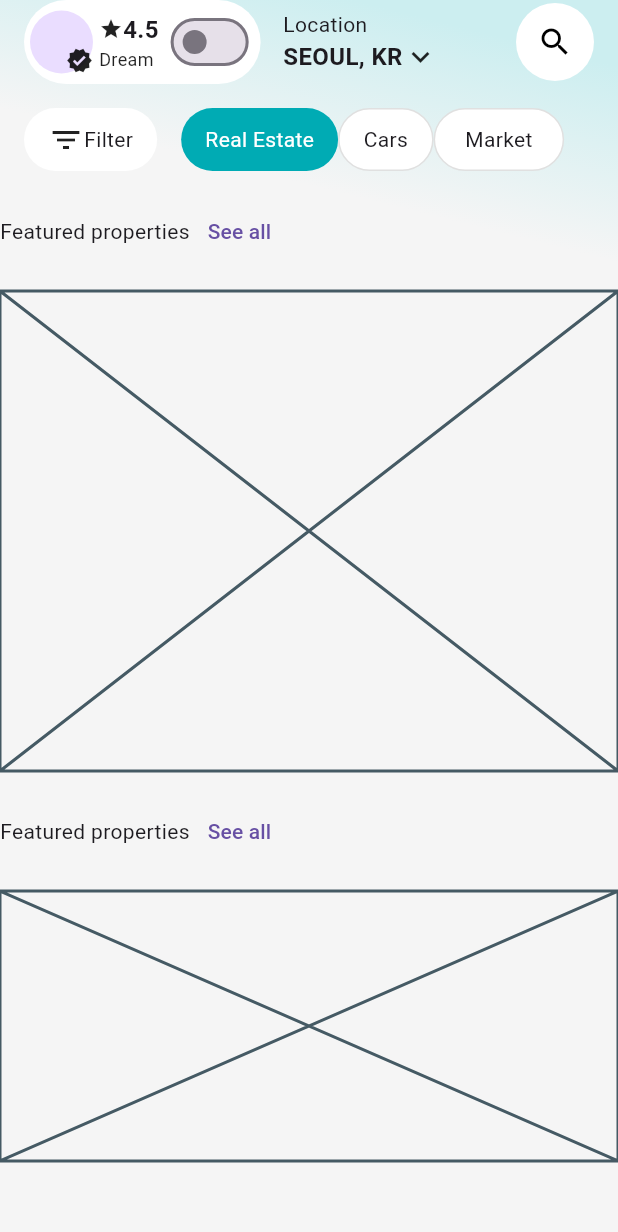
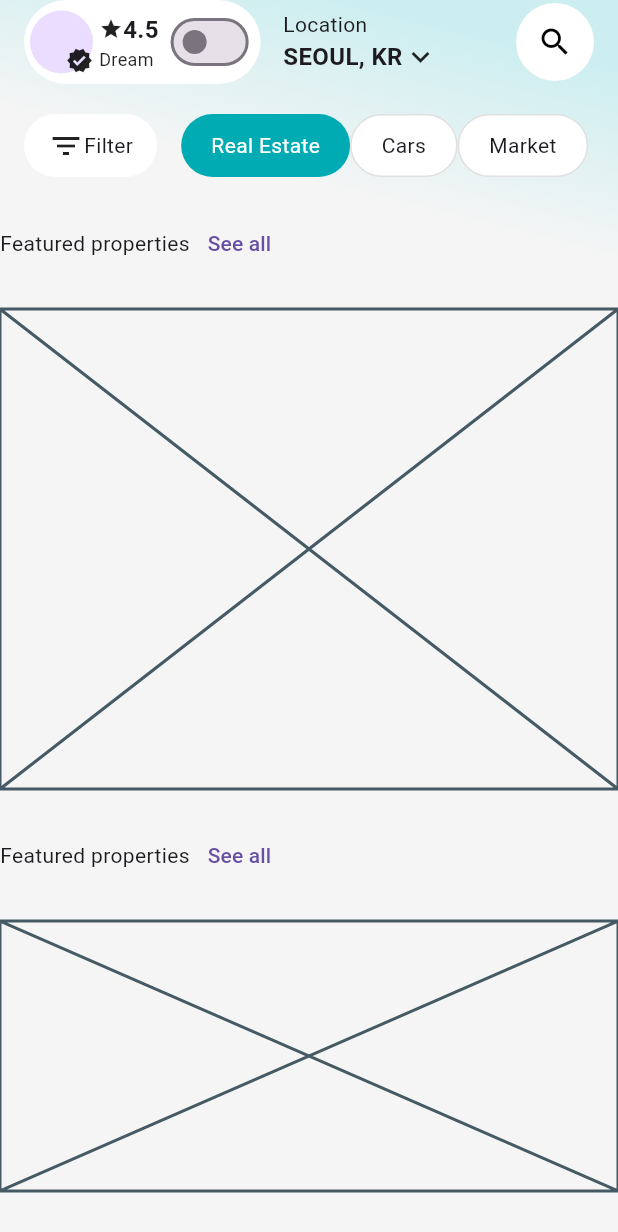
Before and after one commit to JAICHANGPARK/flutter_notebook_chapter_49, a Flutter app: the RealEstateHomePage screen opened directly, on a phone screen of 412 x 824 dp. Shown: the top 1232 px of the screen. Run offline on Flutter 3.47's test engine with Material 3 defaults, Android fonts, the phone set to English and light mode, and no system bars; our stand-ins replace dots_indicator, gap, google_fonts.

Commit message:
Update real_estate_home_page.dart

```diff
--- a/lib/ep2472_real_estate_app/ui/real_estate_home_page.dart
+++ b/lib/ep2472_real_estate_app/ui/real_estate_home_page.dart
@@ -34,7 +34,7 @@ class _RealEstateHomePageState extends State<RealEstateHomePage> {
             child: SafeArea(
               bottom: false,
               child: Column(
-                spacing: 16,
+                spacing: 20,
                 crossAxisAlignment: CrossAxisAlignment.start,
                 children: [
                   Padding(
@@ -149,7 +149,7 @@ class _RealEstateHomePageState extends State<RealEstateHomePage> {
                             shape: StadiumBorder(),
                             color: Color.fromRGBO(0, 171, 180, 1),
                           ),
-                          padding: EdgeInsets.symmetric(horizontal: 16),
+                          padding: EdgeInsets.symmetric(horizontal: 20),
                           child: Row(
                             children: [
                               Text(
@@ -166,7 +166,7 @@ class _RealEstateHomePageState extends State<RealEstateHomePage> {
                             ),
                             color: Colors.white,
                           ),
-                          padding: EdgeInsets.symmetric(horizontal: 16),
+                          padding: EdgeInsets.symmetric(horizontal: 20),
                           child: Row(
                             children: [
                               Text(
```
